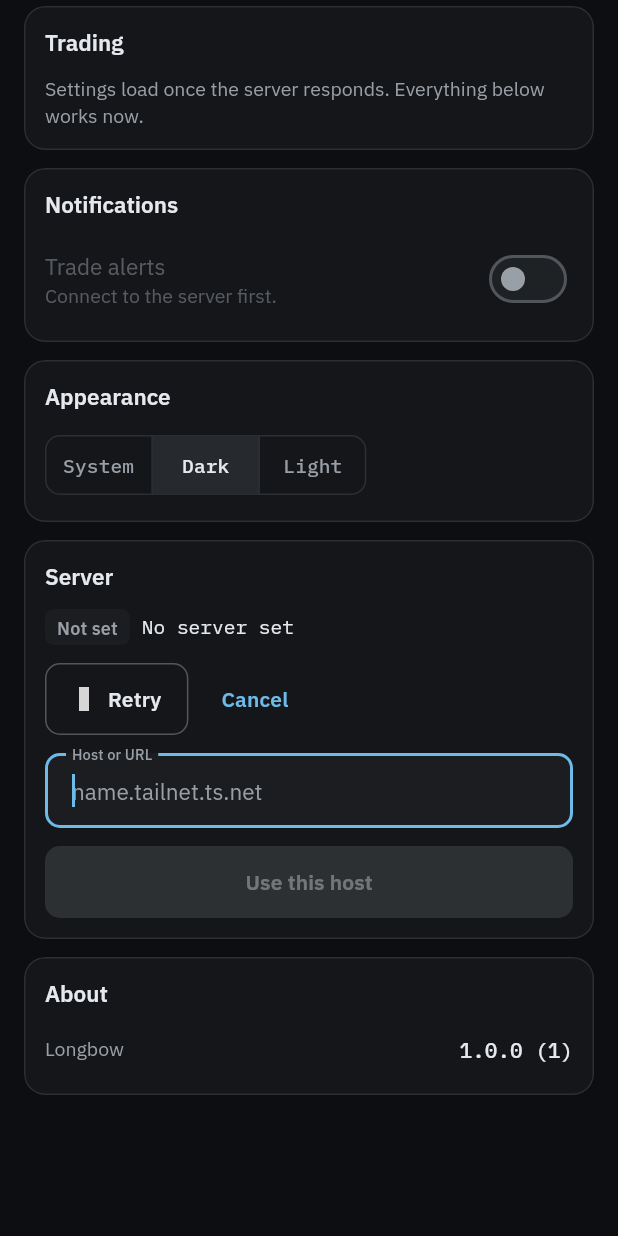
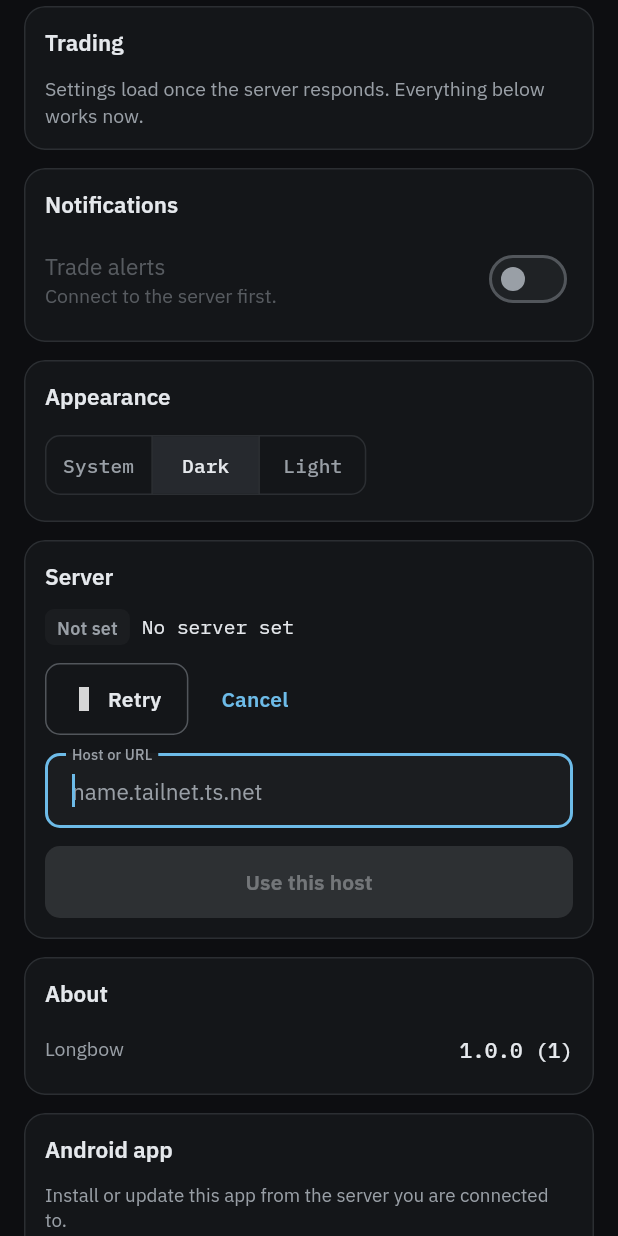
Before and after one commit to hffmnnj/longbow, a Flutter app: the SettingsSheet widget shown alone on an empty page, opened directly, after a tap on "Change host", on a phone screen of 412 x 824 dp. Run offline on Flutter 3.47's test engine with Material 3 defaults, Android fonts, the phone set to English and light mode, and no system bars; our stand-ins replace connectivity_plus, flutter_markdown_plus, flutter_riverpod, hugeicons, package_info_plus, pdf and 3 more; accounts and stored records are empty; grey boxes are pictures that could not be loaded.

Commit message:
feat(settings): add Android app download (#33)

```diff
--- a/apps/mobile/lib/features/settings/settings_sections.dart
+++ b/apps/mobile/lib/features/settings/settings_sections.dart
@@ -2,6 +2,7 @@ import 'package:flutter/material.dart';
 import 'package:flutter_riverpod/flutter_riverpod.dart';
 import 'package:longbow/core/core.dart';
 import 'package:longbow/data/data.dart' hide ToastTone;
+import 'package:longbow/data/state/toast.dart' as data_toast show ToastTone;
 import 'package:longbow/features/connect/host_form.dart';
 import 'package:longbow/models/models.dart';
 import 'package:package_info_plus/package_info_plus.dart';
@@ -290,3 +291,58 @@ class _AboutSectionState extends State<AboutSection> {
     );
   }
 }
+
+/// The current Android build from the connected server, opened in the external
+/// browser so Android can install or update the app.
+class AndroidAppSection extends ConsumerWidget {
+  const AndroidAppSection({super.key});
+
+  @override
+  Widget build(BuildContext context, WidgetRef ref) {
+    final locator = ref.watch(serverLocatorProvider);
+    final baseUrl = locator is Connected ? locator.baseUrl : null;
+    return Column(
+      crossAxisAlignment: CrossAxisAlignment.start,
+      children: [
+        Text(
+          'Install or update this app from the server you are connected to.',
+          style: LbText.muted(context, size: 12.5),
+        ),
+        const SizedBox(height: LbSpace.gap),
+        OutlinedButton.icon(
+          onPressed: baseUrl == null
+              ? null
+              : () => _openAndroidApkDownload(ref, baseUrl),
+          icon: const LbIcon(LbIcons.arrowDown01, size: 16),
+          label: const Text('Download Android app'),
+        ),
+        if (baseUrl == null) ...[
+          const SizedBox(height: 6),
+          Text(
+            'Connect to the server first.',
+            style: LbText.muted(context, size: 12.5),
+          ),
+        ],
+      ],
+    );
+  }
+}
+
+Future<void> _openAndroidApkDownload(WidgetRef ref, Uri baseUrl) async {
+  var launched = false;
+  try {
+    final downloadUrl = baseUrl.replace(path: '/download/longbow.apk');
+    launched = await ref.read(externalLauncherProvider)(downloadUrl);
+  } catch (_) {
+    launched = false;
+  }
+  if (!launched) {
+    ref.read(toastQueueProvider).add(
+      const ToastEvent(
+        tone: data_toast.ToastTone.error,
+        title: 'Could not open the download',
+        body: 'Open /download/longbow.apk on the connected server from a browser on this phone.',
+      ),
+    );
+  }
+}
--- a/apps/mobile/lib/features/settings/settings_sheet.dart
+++ b/apps/mobile/lib/features/settings/settings_sheet.dart
@@ -252,6 +252,7 @@ class _SettingsSheetState extends ConsumerState<SettingsSheet> {
       _section('Appearance', child: const AppearanceSection()),
       _section('Server', child: const ServerSection()),
       _section('About', child: const AboutSection()),
+      _section('Android app', child: const AndroidAppSection()),
     ];
 
     return PopScope(
```
Also changed, not shown: 4 other files.
